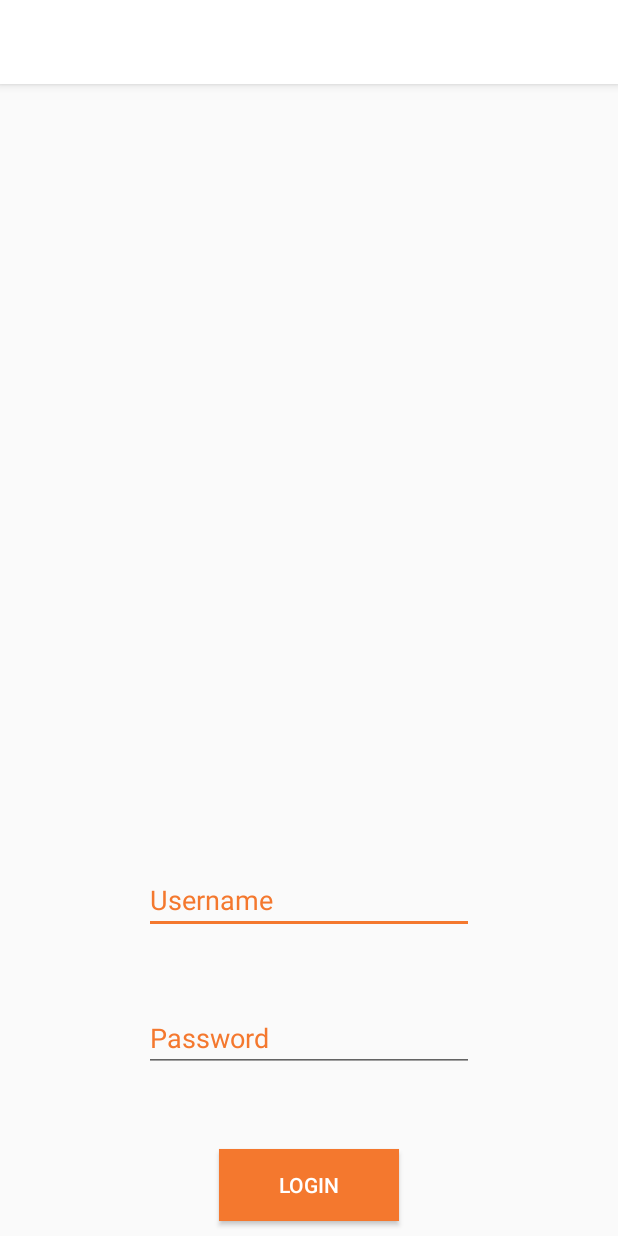
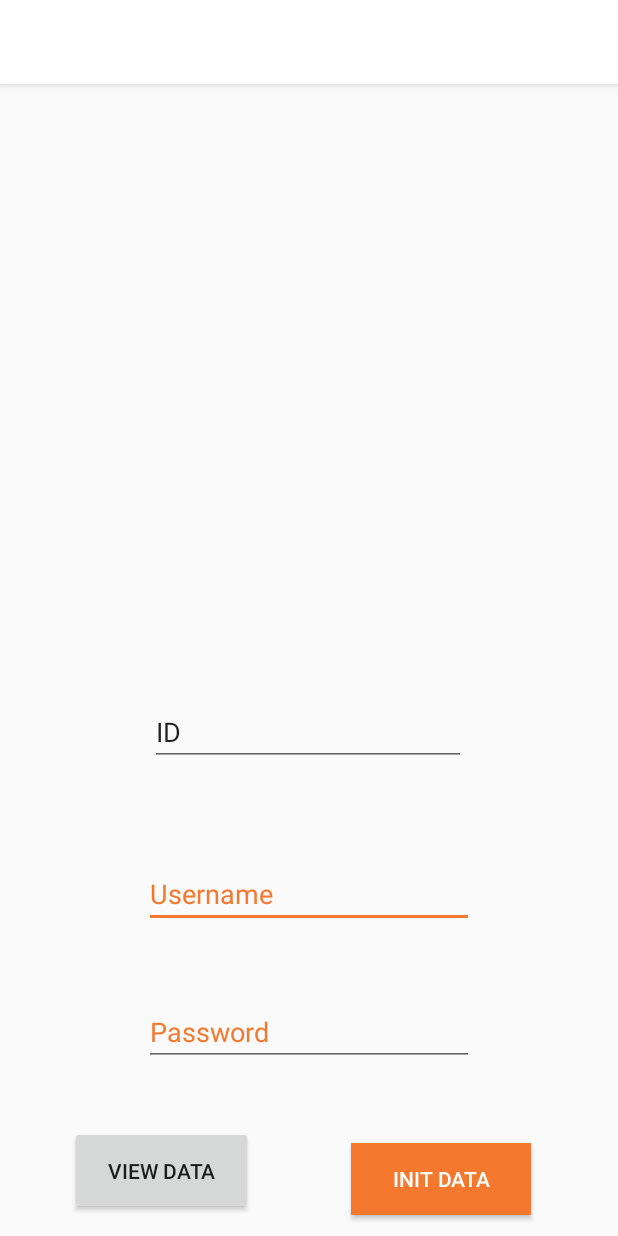
Before and after one commit to UndercoverAndroid/kakosepise, an Android app: the screen it shows after launch (MainActivity), on a phone screen of 412 x 824 dp. Run offline under Robolectric (Android 15) with nearby library versions, the phone set to English and light mode, and no system bars.

```diff
--- a/app/src/main/java/com/kakosepise/test/kakosepise/DatabaseController.java
+++ b/app/src/main/java/com/kakosepise/test/kakosepise/DatabaseController.java
@@ -2,9 +2,13 @@ package com.kakosepise.test.kakosepise;
 
 import android.content.ContentValues;
 import android.content.Context;
+import android.database.Cursor;
 import android.database.sqlite.SQLiteDatabase;
 import android.database.sqlite.SQLiteOpenHelper;
 import android.support.annotation.Nullable;
+
+import java.util.ArrayList;
+import java.util.List;
 
 public class DatabaseController extends SQLiteOpenHelper {
 
@@ -50,12 +54,42 @@ public class DatabaseController extends SQLiteOpenHelper {
         cv.put(m_POST_TITLE, _entry.getM_post_title());
 
         // Returns true if the insert was successful
-        return db.insert(m_KAKOSEPISE_TABLE, null, cv)!=-1;
+        return db.insert(m_KAKOSEPISE_TABLE, null, cv) != -1;
     }
 
     // TODO: Add REST API call for fetching json response
     // Updates database, return value is success indicator
-    public boolean updateDatabase(){
+    public boolean updateDatabase() {
         return true;
     }
+
+    public List<Entry> getAll() {
+        List<Entry> returnList = new ArrayList<>();
+
+        // Make get-all querry
+        String queryString = "select * from " + m_KAKOSEPISE_TABLE;
+
+        SQLiteDatabase db = this.getReadableDatabase();
+
+        Cursor cursor = db.rawQuery(queryString, null);
+
+        // If there are results, loop while there is a next entry in the database
+        if (cursor.moveToFirst()) {
+            do {
+                // Save
+                int id = cursor.getInt(0);
+                String content = cursor.getString(1);
+                String title = cursor.getString(2);
+                String name = cursor.getString(3);
+
+                Entry entry = new Entry(id, content, title, name);
+                returnList.add(entry);
+            } while (cursor.moveToNext());
+        } else {
+            // failure, do not add anything to the list
+        }
+        cursor.close();
+        db.close();
+        return returnList;
+    }
 }
--- a/app/src/main/java/com/kakosepise/test/kakosepise/MainActivity.java
+++ b/app/src/main/java/com/kakosepise/test/kakosepise/MainActivity.java
@@ -1,36 +1,49 @@
 package com.kakosepise.test.kakosepise;
 
+import android.app.Activity;
 import android.support.v7.app.AppCompatActivity;
 import android.os.Bundle;
 import android.view.View;
 import android.widget.Button;
-import android.widget.EditText;
 import android.widget.ListView;
-import android.widget.TextView;
 import android.widget.Toast;
+
+import java.util.List;
 
 
 public class MainActivity extends AppCompatActivity {
 
-    Button toastButton;
-    ListView list;
+    Button m_toastButton, m_viewAllButton;
+    ListView m_list;
+    static int counter = 1;
 
     @Override
     protected void onCreate(Bundle savedInstanceState) {
         super.onCreate(savedInstanceState);
         setContentView(R.layout.activity_main);
 
-        list = findViewById(R.id.list_view);
-        toastButton = findViewById(R.id.button_login);
+        m_list = findViewById(R.id.list_view);
+        m_toastButton = findViewById(R.id.button_init);
+        m_viewAllButton = findViewById(R.id.button2);
 
-        toastButton.setOnClickListener(new View.OnClickListener() {
+        m_toastButton.setOnClickListener(new View.OnClickListener() {
             @Override
             public void onClick(View view) {
-                Entry newEntry = new Entry(1, "This is some content", "Test content", "content-test");
+                Entry newEntry = new Entry(++counter, "This is some content", "Test content", "content-test");
                 DatabaseController db = new DatabaseController(MainActivity.this);
                 boolean success = db.addEntry(newEntry);
 
-                Toast.makeText(MainActivity.this, "Success= " + success, Toast.LENGTH_SHORT).show();
+                Toast.makeText(MainActivity.this, "Success = " + success, Toast.LENGTH_SHORT).show();
+            }
+        });
+
+        m_viewAllButton.setOnClickListener(new View.OnClickListener() {
+            @Override
+            public void onClick(View view) {
+                DatabaseController db = new DatabaseController(MainActivity.this);
+                List<Entry> everyone = db.getAll();
+
+                Toast.makeText(MainActivity.this,everyone.toString(),Toast.LENGTH_SHORT).show();
             }
         });
     }
--- a/app/src/main/res/layout/activity_main.xml
+++ b/app/src/main/res/layout/activity_main.xml
@@ -7,17 +7,21 @@
     tools:context=".MainActivity">
 
     <Button
+        android:id="@+id/button_init"
         android:layout_width="120dp"
         android:layout_height="wrap_content"
+        android:layout_alignParentEnd="true"
+        android:layout_alignParentRight="true"
+
         android:layout_alignParentBottom="true"
         android:layout_centerHorizontal="true"
-        android:layout_marginBottom="10dp"
 
+        android:layout_marginEnd="58dp"
+        android:layout_marginRight="58dp"
+        android:layout_marginBottom="14dp"
         android:background="@color/colorAccent"
-        android:textColor="@color/colorPrimary"
-
         android:text="@string/loginText"
-        android:id="@+id/button_login"/>
+        android:textColor="@color/colorPrimary" />
 
     <EditText
         android:id="@+id/text_field_username"
@@ -41,7 +45,7 @@
         android:layout_height="40dp"
 
             android:layout_centerHorizontal="true"
-        android:layout_above="@+id/button_login"
+        android:layout_above="@+id/button_init"
 
         android:layout_marginTop="52dp"
         android:layout_marginBottom="51dp"
@@ -51,9 +55,43 @@
         android:textColorHint="@color/colorAccent" />
 
     <ListView
+        android:id="@+id/list_view"
+        android:layout_width="wrap_content"
+        android:layout_height="302dp"
+        android:layout_above="@+id/text_field_username"
+        android:layout_marginBottom="184dp" />
+
+    <Button
+        android:id="@+id/button2"
+        android:layout_width="122dp"
+        android:layout_height="59dp"
+        android:layout_alignTop="@+id/button_init"
+        android:layout_alignBottom="@+id/button_init"
+        android:layout_marginTop="-11dp"
+        android:layout_marginEnd="65dp"
+        android:layout_marginRight="65dp"
+        android:layout_marginBottom="0dp"
+        android:layout_toStartOf="@+id/button_init"
+        android:layout_toLeftOf="@+id/button_init"
+        android:text="View data" />
+
+    <EditText
+        android:id="@+id/editTextTextPersonName2"
         android:layout_width="wrap_content"
         android:layout_height="wrap_content"
         android:layout_above="@+id/text_field_username"
-        android:id="@+id/list_view"/>
+        android:layout_alignParentStart="true"
+        android:layout_alignParentLeft="true"
+        android:layout_alignParentEnd="true"
+        android:layout_alignParentRight="true"
+        android:layout_marginStart="100dp"
+        android:layout_marginLeft="100dp"
+        android:layout_marginEnd="101dp"
+        android:layout_marginRight="101dp"
+        android:layout_marginBottom="68dp"
+        android:textColorHint="@color/colorAccent"
+        android:ems="10"
+        android:inputType="textPersonName"
+        android:text="@string/id" />
 
 </RelativeLayout>
--- a/app/src/main/res/values/strings.xml
+++ b/app/src/main/res/values/strings.xml
@@ -1,6 +1,7 @@
 <resources>
     <string name="app_name">KakoSePise</string>
-    <string name="loginText">Login</string>
+    <string name="loginText">Init Data</string>
     <string name="usernameText">Username</string>
     <string name="passwordString">Password</string>
+    <string name="id">ID</string>
 </resources>
```
